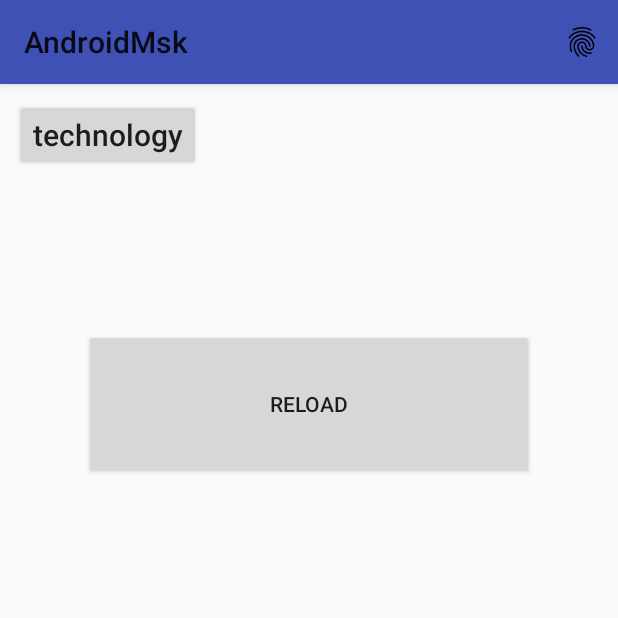
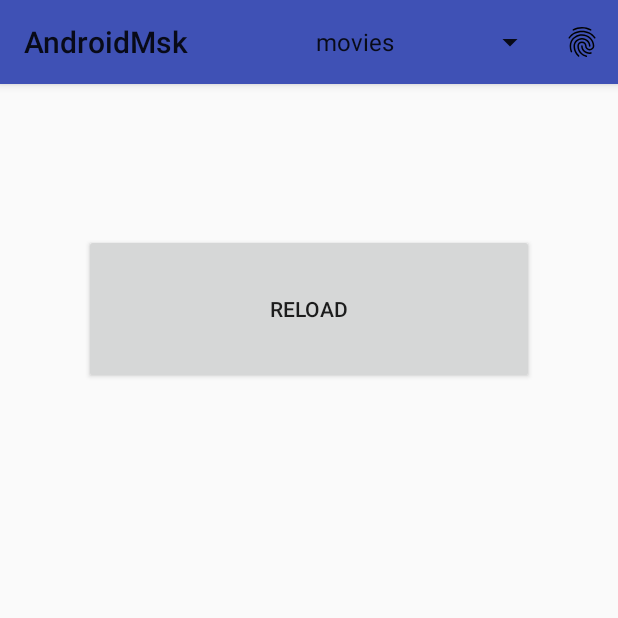
Before and after one commit to muroming/aamsk, an Android app: the screen it shows after launch (NewsListActivity), on a phone screen of 412 x 824 dp, the top half of it. Run offline under Robolectric (Android 15) with nearby library versions, the phone set to English and light mode, and no system bars; our stand-ins replace RxJava; network calls fail; pictures from the network do not load.

Commit message:
PR Fixes

```diff
--- a/app/src/main/java/com/styleru/muro/androidmsk/Network/NYTimesClient.kt
+++ b/app/src/main/java/com/styleru/muro/androidmsk/Network/NYTimesClient.kt
@@ -10,5 +10,5 @@ import retrofit2.http.Query
 
 interface NYTimesClient{
     @GET("/svc/topstories/v2/{section}.{type}")
-    fun getNews(@Path("section") section: String, @Path("type") type: String): Single<Response>
+    fun getNews(@Path("section") section: String, @Path("type") type: String = "json"): Single<Response>
 }
--- a/app/src/main/java/com/styleru/muro/androidmsk/Network/Network.kt
+++ b/app/src/main/java/com/styleru/muro/androidmsk/Network/Network.kt
@@ -8,15 +8,12 @@ import retrofit2.Retrofit
 import retrofit2.adapter.rxjava2.RxJava2CallAdapterFactory
 import retrofit2.converter.gson.GsonConverterFactory
 
-class Network private constructor() {
-    private object holder {
-        val instance = Network()
-    }
+object Network {
 
     private val client: NYTimesClient
     private val okHttp: OkHttpClient
     private val retrofit: Retrofit
-    private val apiKey = "8b48059eabb04f098252e3ddebd6a1f5"
+    private const val apiKey = "8b48059eabb04f098252e3ddebd6a1f5"
 
     init {
         val logInterceptor = HttpLoggingInterceptor()
@@ -37,9 +34,5 @@ class Network private constructor() {
         client = retrofit.create(NYTimesClient::class.java)
     }
 
-    companion object {
-        val instance: Network by lazy { holder.instance }
-    }
-
     fun getApiClient(): NYTimesClient = client
 }
--- a/app/src/main/java/com/styleru/muro/androidmsk/News/NewsListActivity.kt
+++ b/app/src/main/java/com/styleru/muro/androidmsk/News/NewsListActivity.kt
@@ -4,12 +4,13 @@ import android.content.Intent
 import android.content.res.Configuration
 import android.support.v7.app.AppCompatActivity
 import android.os.Bundle
-import android.support.v7.app.AlertDialog
 import android.support.v7.widget.GridLayoutManager
 import android.support.v7.widget.LinearLayoutManager
 import android.view.Menu
 import android.view.MenuItem
 import android.view.View
+import android.widget.ArrayAdapter
+import android.widget.Spinner
 import android.widget.Toast
 import com.styleru.muro.androidmsk.Data.NewsItem
 import com.styleru.muro.androidmsk.*
@@ -24,7 +25,7 @@ class NewsListActivity : AppCompatActivity(), NewsAdapter.ViewHolderClick {
 
     private val adapter: NewsAdapter = NewsAdapter(this)
     private lateinit var disposable: Disposable
-    private val client = Network.instance.getApiClient()
+    private val client = Network.getApiClient()
     private var section = "technology"
 
 
@@ -39,9 +40,8 @@ class NewsListActivity : AppCompatActivity(), NewsAdapter.ViewHolderClick {
         }
 
         newsRecycler.adapter = adapter
-        sectionName.text = section
 
-        disposable = client.getNews(section, "json")
+        disposable = client.getNews(section)
                 .observeOn(AndroidSchedulers.mainThread())
                 .subscribe({ response ->
                     onLoadSuccess(response)
@@ -51,17 +51,12 @@ class NewsListActivity : AppCompatActivity(), NewsAdapter.ViewHolderClick {
 
         adapter.setClickListener(this)
 
-
-        sectionName.setOnClickListener {
-            showSelectionDialog()
-        }
-
         reloadNewsButton.setOnClickListener {
             loadNewData()
         }
     }
 
-    private fun loadNewData(){
+    private fun loadNewData() {
         reloadNewsButton.visibility = View.GONE
         progressBar.visibility = View.VISIBLE
 
@@ -78,16 +73,6 @@ class NewsListActivity : AppCompatActivity(), NewsAdapter.ViewHolderClick {
                 }, { t: Throwable? ->
                     onLoadFailed(t)
                 })
-    }
-
-    private fun showSelectionDialog(){
-        val builder = AlertDialog.Builder(this)
-        builder.setItems(R.array.sections) {_, which -> run {
-            section = resources.getStringArray(R.array.sections)[which]
-            sectionName.text = section
-            loadNewData()
-        } }
-        builder.create().show()
     }
 
     private fun onLoadSuccess(response: Response) {
@@ -110,6 +95,12 @@ class NewsListActivity : AppCompatActivity(), NewsAdapter.ViewHolderClick {
 
     override fun onCreateOptionsMenu(menu: Menu?): Boolean {
         menuInflater.inflate(R.menu.menu, menu)
+        val spinner = menu?.findItem(R.id.menu_spinner)?.actionView as Spinner
+        ArrayAdapter.createFromResource(this, R.array.sections, android.R.layout.simple_spinner_item)
+                .also {
+                    it.setDropDownViewResource(android.R.layout.simple_spinner_dropdown_item)
+                    spinner.adapter = it
+                }
         return true
     }
 
--- a/app/src/main/res/layout/activity_news_details.xml
+++ b/app/src/main/res/layout/activity_news_details.xml
@@ -1,5 +1,6 @@
 <?xml version="1.0" encoding="utf-8"?>
-<FrameLayout android:layout_width="match_parent"
+<FrameLayout
+    android:layout_width="match_parent"
     android:layout_height="match_parent"
     xmlns:android="http://schemas.android.com/apk/res/android" >
     <WebView
--- a/app/src/main/res/layout/activity_news_list.xml
+++ b/app/src/main/res/layout/activity_news_list.xml
@@ -7,27 +7,16 @@
     android:layout_height="match_parent"
     tools:context=".News.NewsListActivity">
 
-    <Button
-        android:id="@+id/sectionName"
-        android:layout_width="wrap_content"
-        android:layout_height="wrap_content"
-        android:textSize="20sp"
-        android:textAllCaps="false"
-        android:textStyle="normal"
-        android:layout_marginStart="10dp"
-        android:layout_marginTop="10dp"
-        android:layout_marginBottom="5dp"/>
-
     <ProgressBar
         android:id="@+id/progressBar"
-        android:layout_width="100dp"
-        android:layout_height="100dp"
+        android:layout_width="@dimen/progressBarSize"
+        android:layout_height="@dimen/progressBarSize"
         android:layout_gravity="center" />
 
     <Button
         android:id="@+id/reloadNewsButton"
-        android:layout_width="300dp"
-        android:layout_height="100dp"
+        android:layout_width="@dimen/refreshButtonWidth"
+        android:layout_height="@dimen/refreshButtonHeight"
         android:text="@string/reloadNews"
         android:visibility="gone"
         android:layout_gravity="center"/>
--- a/app/src/main/res/menu/menu.xml
+++ b/app/src/main/res/menu/menu.xml
@@ -1,6 +1,12 @@
 <?xml version="1.0" encoding="utf-8"?>
 <menu xmlns:android="http://schemas.android.com/apk/res/android"
     xmlns:app="http://schemas.android.com/apk/res-auto">
+
+    <item
+        android:id="@+id/menu_spinner"
+        app:showAsAction="always"
+        app:actionViewClass="android.widget.Spinner" />
+
     <item
         android:id="@+id/menu_open_about"
         android:title="@string/about"
--- a/app/src/main/res/values/dimensions.xml
+++ b/app/src/main/res/values/dimensions.xml
@@ -20,5 +20,6 @@
     <dimen name="news_details_text_size">15sp</dimen>
     <dimen name="news_image_margin_start">10dp</dimen>
     <dimen name="refreshButtonHeight">100dp</dimen>
+    <dimen name="progressBarSize">100dp</dimen>
     <dimen name="refreshButtonWidth">300dp</dimen>
 </resources>
```
Also changed, not shown: app/src/main/java/com/styleru/muro/androidmsk/Data/Multimedia.kt (+6 -4 lines), app/src/main/java/com/styleru/muro/androidmsk/News/NewsAdapter.kt (+10 -11 lines), app/src/main/java/com/styleru/muro/androidmsk/News/NewsDetailsActivity.kt (+13 -0 lines), app/src/main/res/drawable/ic_back.xml (added, +9 -0 lines), 1 other file.
